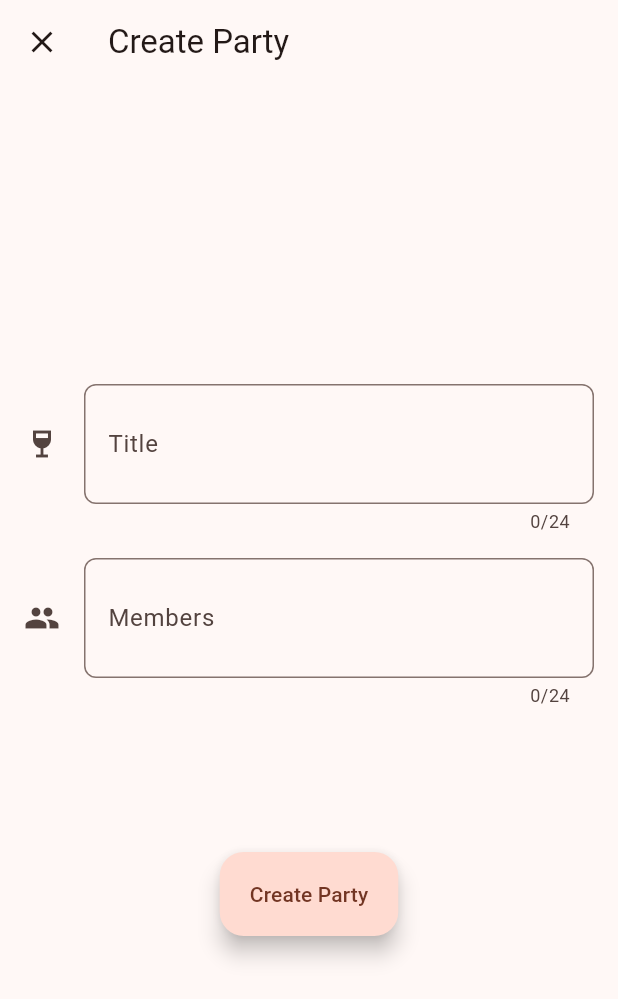
After one commit to yhakamay/super-soroban, a Flutter app: the screen it shows once a user with an empty profile is signed in, after a tap on the "add" icon, on a phone screen of 412 x 824 dp. The commit adds this screen. Shown: the top 999 px of the screen. Run offline on Flutter 3.47's test engine with Material 2 defaults, Android fonts, the phone set to English and light mode, and no system bars; our stand-ins replace firebase_auth, firebase_core; missing offline and left inert: flutterfire_ui; accounts and stored records are empty.

Commit message:
Add CreatePartyPage

```diff
--- /dev/null
+++ b/lib/atoms/new_party_fab.dart
@@ -0,0 +1,28 @@
+import 'package:flutter/material.dart';
+
+import '../pages/create_party_page.dart';
+
+class NewPartyFAB extends StatelessWidget {
+  const NewPartyFAB({
+    Key? key,
+  }) : super(key: key);
+
+  @override
+  Widget build(BuildContext context) {
+    return FloatingActionButton(
+      onPressed: () => _createParty(context),
+      tooltip: 'Increment',
+      child: const Icon(Icons.add),
+    );
+  }
+
+  void _createParty(BuildContext context) {
+    Navigator.push(
+      context,
+      MaterialPageRoute(
+        fullscreenDialog: true,
+        builder: (context) => const CreatePartyPage(),
+      ),
+    );
+  }
+}
--- a/lib/main.dart
+++ b/lib/main.dart
@@ -23,6 +23,11 @@ class Motchi extends StatelessWidget {
       theme: ThemeData(
         useMaterial3: true,
         colorSchemeSeed: Colors.deepOrange,
+        inputDecorationTheme: InputDecorationTheme(
+          border: OutlineInputBorder(
+            borderRadius: BorderRadius.circular(8.0),
+          ),
+        ),
       ),
       home: const AuthGate(),
     );
--- a/lib/models/ss_user.dart
+++ b/lib/models/ss_user.dart
@@ -3,20 +3,24 @@ import 'package:motchi/models/payment_method.dart';
 class SSUser {
   const SSUser({
     required this.uid,
+    required this.displayName,
     required this.paymentMethods,
   });
 
   SSUser.fromJson(Map<String, dynamic> json)
       : uid = json['uid'],
+        displayName = json['displayName'],
         paymentMethods = (json['paymentMethods'] as List<dynamic>)
             .map((e) => PaymentMethod.fromJson(e as Map<String, dynamic>))
             .toList();
 
   Map<String, dynamic> toJson() => <String, dynamic>{
         'uid': uid,
+        'displayName': displayName,
         'paymentMethods': paymentMethods?.map((e) => e.toJson()).toList(),
       };
 
-  final String uid;
+  final String? uid;
+  final String displayName;
   final List<PaymentMethod>? paymentMethods;
 }
--- /dev/null
+++ b/lib/pages/create_party_page.dart
@@ -0,0 +1,191 @@
+import 'package:flutter/material.dart';
+
+import '../models/ss_user.dart';
+
+class CreatePartyPage extends StatefulWidget {
+  const CreatePartyPage({Key? key}) : super(key: key);
+
+  @override
+  State<CreatePartyPage> createState() => _CreatePartyPageState();
+}
+
+class _CreatePartyPageState extends State<CreatePartyPage> {
+  final _formKey = GlobalKey<FormState>();
+  final _titleController = TextEditingController();
+  final _membersController = TextEditingController();
+  String _title = '';
+  final List<SSUser> _members = [];
+
+  @override
+  Widget build(BuildContext context) {
+    return Scaffold(
+      appBar: AppBar(
+        title: const Text('Create Party'),
+      ),
+      body: Padding(
+        padding: const EdgeInsets.symmetric(
+          horizontal: 16.0,
+        ),
+        child: Form(
+          key: _formKey,
+          child: Column(
+            mainAxisAlignment: MainAxisAlignment.center,
+            children: [
+              TextFormField(
+                maxLength: 24,
+                controller: _titleController,
+                decoration: InputDecoration(
+                  labelText: 'Title',
+                  icon: const Icon(Icons.wine_bar),
+                  suffix: IconButton(
+                    onPressed: _saveTitleViaSuffix,
+                    icon: const Icon(Icons.check),
+                  ),
+                ),
+                validator: _emptyValidator,
+                onSaved: _saveTitle,
+              ),
+              const SizedBox(height: 16.0),
+              TextFormField(
+                maxLength: 24,
+                controller: _membersController,
+                decoration: InputDecoration(
+                  labelText: 'Members',
+                  icon: const Icon(Icons.people),
+                  suffix: IconButton(
+                    onPressed: _saveMembersViaSuffix,
+                    icon: const Icon(Icons.add),
+                  ),
+                ),
+                validator: _emptyValidator,
+                onSaved: _saveMembers,
+              ),
+              SizedBox(
+                height: 80,
+                child: ListView(
+                  scrollDirection: Axis.horizontal,
+                  children: [
+                    const SizedBox(width: 40.0),
+                    for (final member in _members)
+                      Padding(
+                        padding: const EdgeInsets.only(right: 8.0),
+                        child: Chip(
+                          label: Text(member.displayName),
+                          deleteIcon: const Icon(Icons.close),
+                          onDeleted: () => _removeMember(member),
+                        ),
+                      ),
+                  ],
+                ),
+              ),
+              const SizedBox(height: 16.0),
+              CreatePartyFAB(formKey: _formKey),
+            ],
+          ),
+        ),
+      ),
+    );
+  }
+
+  void _saveTitle(newValue) {
+    setState(() {
+      _title = newValue ?? '';
+    });
+
+    _showTitleSavedSnackBar();
+  }
+
+  void _saveTitleViaSuffix() {
+    setState(() {
+      _title = _titleController.text;
+    });
+
+    _showTitleSavedSnackBar();
+  }
+
+  void _showTitleSavedSnackBar() {
+    ScaffoldMessenger.of(context).hideCurrentSnackBar();
+    ScaffoldMessenger.of(context).showSnackBar(
+      const SnackBar(
+        content: Text('Title saved!'),
+      ),
+    );
+  }
+
+  void _saveMembers(newValue) {
+    setState(() {
+      _members.add(
+        SSUser(
+          uid: null,
+          displayName: newValue ?? '',
+          paymentMethods: null,
+        ),
+      );
+    });
+
+    _showMembersSavedSnackBar();
+  }
+
+  void _saveMembersViaSuffix() {
+    setState(() {
+      _members.add(
+        SSUser(
+          uid: null,
+          displayName: _membersController.text,
+          paymentMethods: null,
+        ),
+      );
+    });
+
+    _showMembersSavedSnackBar();
+  }
+
+  void _showMembersSavedSnackBar() {
+    ScaffoldMessenger.of(context).hideCurrentSnackBar();
+    ScaffoldMessenger.of(context).showSnackBar(
+      const SnackBar(
+        content: Text('Member saved!'),
+      ),
+    );
+  }
+
+  String? _emptyValidator(value) {
+    if (value == null || value.isEmpty) {
+      return 'This field is required';
+    }
+    return null;
+  }
+
+  _removeMember(SSUser member) {
+    setState(() {
+      _members.remove(member);
+    });
+  }
+}
+
+class CreatePartyFAB extends StatelessWidget {
+  const CreatePartyFAB({
+    Key? key,
+    required GlobalKey<FormState> formKey,
+  })  : _formKey = formKey,
+        super(key: key);
+
+  final GlobalKey<FormState> _formKey;
+
+  @override
+  Widget build(BuildContext context) {
+    return FloatingActionButton.extended(
+      onPressed: () {
+        if (_formKey.currentState!.validate()) {
+          ScaffoldMessenger.of(context).hideCurrentSnackBar();
+          ScaffoldMessenger.of(context).showSnackBar(
+            const SnackBar(
+              content: Text('Processing Data'),
+            ),
+          );
+        }
+      },
+      label: const Text('Create Party'),
+    );
+  }
+}
```
Also changed, not shown: lib/pages/home_page.dart (+3 -7 lines), 1 other file.
